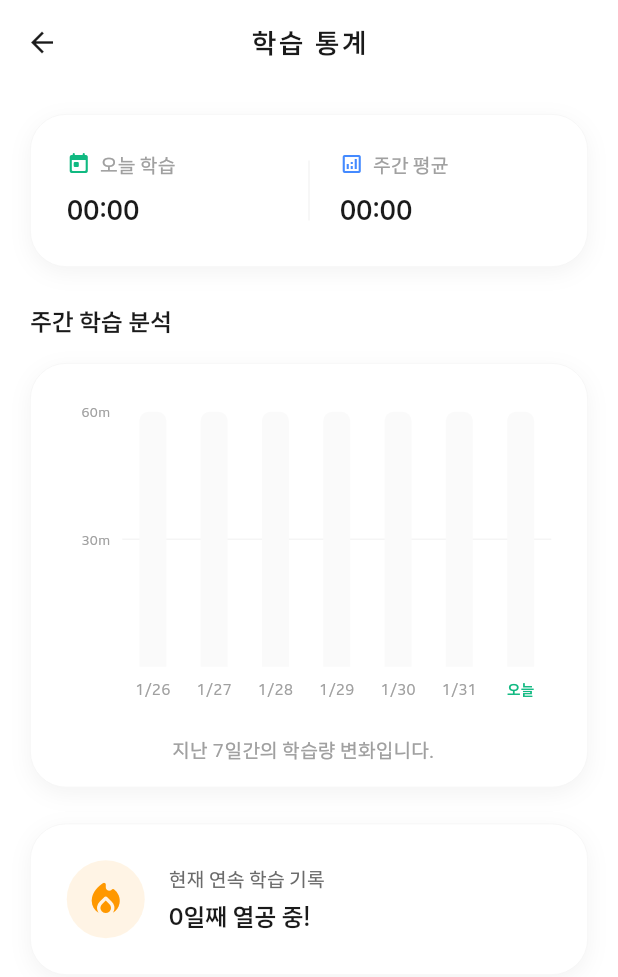
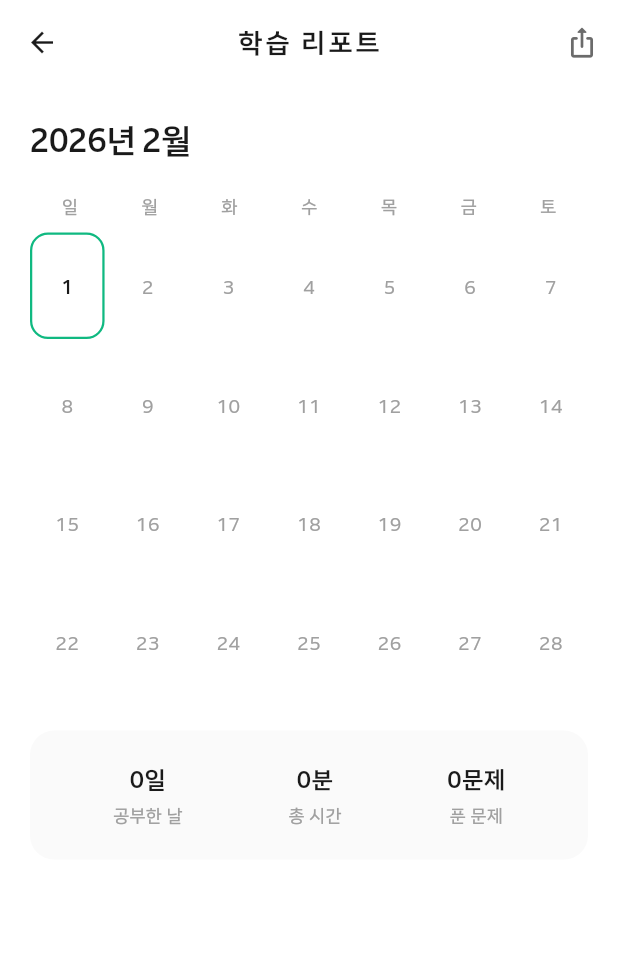
Before and after one commit to XuTuX/lasttimer, a Flutter app: the StudyReportPage screen opened by its route, on a phone screen of 412 x 824 dp. Shown: the top 977 px of the screen. Run offline on Flutter 3.47's test engine with Material 3 defaults, Android fonts, the phone set to English and light mode, and no system bars; drawn by our look-alikes of fl_chart; our stand-ins replace flutter_slidable, get, isar, shared_preferences; accounts and stored records are empty; generated files the repository leaves out were written again.

Commit message:
날짜 추가

```diff
--- a/lib/pages/statistics/study_report_page.dart
+++ b/lib/pages/statistics/study_report_page.dart
@@ -1,10 +1,8 @@
 import 'package:flutter/material.dart';
+import 'package:flutter/services.dart';
 import 'package:get/get.dart';
-import 'package:fl_chart/fl_chart.dart';
 import 'package:last_timer/pages/subjects/subject_controller.dart';
 import 'package:last_timer/utils/design_tokens.dart';
-import 'package:last_timer/utils/seconds_format.dart';
-import 'package:last_timer/components/components.dart';
 
 class StudyReportPage extends GetView<SubjectController> {
   const StudyReportPage({super.key});
@@ -14,318 +12,337 @@ class StudyReportPage extends GetView<SubjectController> {
     return Scaffold(
       backgroundColor: AppColors.background,
       appBar: AppBar(
-        title: const Text('학습 통계'),
+        title: const Text('학습 리포트'),
         centerTitle: true,
         elevation: 0,
         backgroundColor: AppColors.background,
+        actions: [
+          IconButton(
+            icon: const Icon(Icons.ios_share_rounded),
+            color: AppColors.textSecondary,
+            onPressed: () => _showShareSheet(context),
           ),
-      body: SingleChildScrollView(
+        ],
+      ),
+      body: _MonthlyCalendarView(),
+    );
+  }
+
+  void _showShareSheet(BuildContext context) {
+    HapticFeedback.mediumImpact();
+    Get.snackbar(
+      '공유 기능',
+      '곧 인스타그램 스토리 공유 기능이 추가됩니다!',
+      snackPosition: SnackPosition.BOTTOM,
+      margin: const EdgeInsets.all(16),
+      borderRadius: 12,
+      backgroundColor: AppColors.gray900,
+      colorText: Colors.white,
+    );
+  }
+}
+
+class _MonthlyCalendarView extends GetView<SubjectController> {
+  @override
+  Widget build(BuildContext context) {
+    final now = DateTime.now();
+    final currentMonth = DateTime(now.year, now.month, 1);
+
+    return Obx(() {
+      final dailyStats = _calculateDailyStats(currentMonth);
+
+      return SingleChildScrollView(
         padding: const EdgeInsets.all(20),
         child: Column(
           crossAxisAlignment: CrossAxisAlignment.start,
           children: [
-            _buildTotalStatsSection(),
+            // 월 헤더
+            _MonthHeader(month: currentMonth),
+            const SizedBox(height: 20),
+            // 요일 헤더
+            _WeekdayHeader(),
+            const SizedBox(height: 8),
+            // 캘린더 그리드
+            _CalendarGrid(month: currentMonth, dailyStats: dailyStats),
             const SizedBox(height: 24),
-            Text(
-              '주간 학습 분석',
-              style: AppTypography.headlineSmall.copyWith(
-                fontWeight: FontWeight.bold,
+            // 이번 달 요약
+            _MonthlySummary(dailyStats: dailyStats),
+          ],
         ),
+      );
+    });
+  }
+
+  Map<int, _DayStats> _calculateDailyStats(DateTime month) {
+    final stats = <int, _DayStats>{};
+    final daysInMonth = DateTime(month.year, month.month + 1, 0).day;
+
+    for (int day = 1; day <= daysInMonth; day++) {
+      final date = DateTime(month.year, month.month, day);
+      final dayExams = controller.exams.where((e) {
+        final examDate = DateTime(
+          e.finishedAt.year,
+          e.finishedAt.month,
+          e.finishedAt.day,
+        );
+        return examDate.isAtSameMomentAs(date);
+      }).toList();
+
+      if (dayExams.isNotEmpty) {
+        final totalSeconds = dayExams.fold<int>(
+          0,
+          (sum, e) => sum + e.totalSeconds,
+        );
+        final totalQuestions = dayExams.fold<int>(
+          0,
+          (sum, e) => sum + e.questionCount,
+        );
+        stats[day] = _DayStats(
+          seconds: totalSeconds,
+          questions: totalQuestions,
+        );
+      }
+    }
+
+    return stats;
+  }
+}
+
+class _DayStats {
+  final int seconds;
+  final int questions;
+
+  _DayStats({required this.seconds, required this.questions});
+}
+
+class _MonthHeader extends StatelessWidget {
+  final DateTime month;
+
+  const _MonthHeader({required this.month});
+
+  @override
+  Widget build(BuildContext context) {
+    final monthNames = [
+      '1월',
+      '2월',
+      '3월',
+      '4월',
+      '5월',
+      '6월',
+      '7월',
+      '8월',
+      '9월',
+      '10월',
+      '11월',
+      '12월',
+    ];
+
+    return Text(
+      '${month.year}년 ${monthNames[month.month - 1]}',
+      style: AppTypography.headlineLarge.copyWith(fontWeight: FontWeight.bold),
+    );
+  }
+}
+
+class _WeekdayHeader extends StatelessWidget {
+  @override
+  Widget build(BuildContext context) {
+    final weekdays = ['일', '월', '화', '수', '목', '금', '토'];
+
+    return Row(
+      children: weekdays.map((day) {
+        return Expanded(
+          child: Center(
+            child: Text(
+              day,
+              style: AppTypography.caption.copyWith(
+                color: AppColors.textTertiary,
+                fontWeight: FontWeight.w500,
               ),
-            const SizedBox(height: 16),
-            _buildChartCard(),
-            const SizedBox(height: 24),
-            _buildStreakSection(),
-          ],
             ),
           ),
         );
+      }).toList(),
+    );
+  }
 }
 
-  Widget _buildTotalStatsSection() {
-    return AppCard(
-      padding: const EdgeInsets.all(24),
-      borderRadius: 24,
+class _CalendarGrid extends StatelessWidget {
+  final DateTime month;
+  final Map<int, _DayStats> dailyStats;
+
+  const _CalendarGrid({required this.month, required this.dailyStats});
+
+  @override
+  Widget build(BuildContext context) {
+    final daysInMonth = DateTime(month.year, month.month + 1, 0).day;
+    final firstWeekday = DateTime(month.year, month.month, 1).weekday % 7;
+    final today = DateTime.now();
+    final isCurrentMonth =
+        today.year == month.year && today.month == month.month;
+
+    final cells = <Widget>[];
+
+    for (int i = 0; i < firstWeekday; i++) {
+      cells.add(const SizedBox());
+    }
+
+    for (int day = 1; day <= daysInMonth; day++) {
+      final stats = dailyStats[day];
+      final isToday = isCurrentMonth && today.day == day;
+      final isFuture = isCurrentMonth && day > today.day;
+
+      cells.add(
+        _DayCell(day: day, stats: stats, isToday: isToday, isFuture: isFuture),
+      );
+    }
+
+    return GridView.count(
+      crossAxisCount: 7,
+      shrinkWrap: true,
+      physics: const NeverScrollableScrollPhysics(),
+      childAspectRatio: 0.7,
+      mainAxisSpacing: 8,
+      crossAxisSpacing: 4,
+      children: cells,
+    );
+  }
+}
+
+class _DayCell extends StatelessWidget {
+  final int day;
+  final _DayStats? stats;
+  final bool isToday;
+  final bool isFuture;
+
+  const _DayCell({
+    required this.day,
+    this.stats,
+    required this.isToday,
+    required this.isFuture,
+  });
+
+  @override
+  Widget build(BuildContext context) {
+    final hasStudy = stats != null && stats!.seconds > 0;
+
+    return Container(
+      decoration: BoxDecoration(
+        color: hasStudy ? AppColors.accent.withAlpha(15) : Colors.transparent,
+        borderRadius: BorderRadius.circular(12),
+        border: isToday
+            ? Border.all(color: AppColors.accent, width: 1.5)
+            : null,
+      ),
       child: Column(
+        mainAxisAlignment: MainAxisAlignment.center,
         children: [
-          Row(
-            children: [
-              _StatItem(
-                label: '오늘 학습',
-                value: formatSeconds(controller.todayTotalSeconds.value),
-                icon: Icons.today_rounded,
-                iconColor: AppColors.accent,
+          Text(
+            '$day',
+            style: TextStyle(
+              fontSize: 13,
+              fontWeight: isToday ? FontWeight.w700 : FontWeight.w500,
+              color: isFuture
+                  ? AppColors.textTertiary
+                  : (hasStudy ? AppColors.accent : AppColors.textPrimary),
             ),
-              Container(
-                width: 1,
-                height: 40,
-                color: AppColors.gray100,
-                margin: const EdgeInsets.symmetric(horizontal: 20),
           ),
-              _StatItem(
-                label: '주간 평균',
-                value: formatSeconds(_calculateWeeklyAverage()),
-                icon: Icons.analytics_outlined,
-                iconColor: Colors.blueAccent,
+          if (hasStudy) ...[
+            const SizedBox(height: 4),
+            Text(
+              _formatTime(stats!.seconds),
+              style: TextStyle(
+                fontSize: 9,
+                fontWeight: FontWeight.w600,
+                color: AppColors.accent,
+              ),
+            ),
+            Text(
+              '${stats!.questions}문제',
+              style: TextStyle(fontSize: 8, color: AppColors.textTertiary),
             ),
           ],
-          ),
         ],
       ),
     );
   }
 
-  int _calculateWeeklyAverage() {
-    final list = controller.weeklySeconds;
-    if (list.isEmpty) return 0;
-    final total = list.fold<int>(0, (sum, val) => sum + val);
-    return total ~/ list.length;
+  String _formatTime(int seconds) {
+    final hours = seconds ~/ 3600;
+    final mins = (seconds % 3600) ~/ 60;
+    if (hours > 0) {
+      return '${hours}h ${mins}m';
+    }
+    return '${mins}m';
+  }
 }
 
-  Widget _buildChartCard() {
-    return AppCard(
-      padding: const EdgeInsets.fromLTRB(16, 32, 24, 16),
-      borderRadius: 24,
-      child: Column(
+class _MonthlySummary extends StatelessWidget {
+  final Map<int, _DayStats> dailyStats;
+
+  const _MonthlySummary({required this.dailyStats});
+
+  @override
+  Widget build(BuildContext context) {
+    final totalSeconds = dailyStats.values.fold<int>(
+      0,
+      (sum, s) => sum + s.seconds,
+    );
+    final totalQuestions = dailyStats.values.fold<int>(
+      0,
+      (sum, s) => sum + s.questions,
+    );
+    final studyDays = dailyStats.length;
+
+    return Container(
+      padding: const EdgeInsets.all(20),
+      decoration: BoxDecoration(
+        color: AppColors.gray50,
+        borderRadius: BorderRadius.circular(16),
+      ),
+      child: Row(
+        mainAxisAlignment: MainAxisAlignment.spaceAround,
         children: [
-          SizedBox(height: 200, child: _WeeklyChart()),
-          const SizedBox(height: 16),
-          Text(
-            '지난 7일간의 학습량 변화입니다.',
-            style: AppTypography.bodySmall.copyWith(
-              color: AppColors.textTertiary,
-            ),
-          ),
+          _SummaryItem(label: '공부한 날', value: '$studyDays일'),
+          _SummaryItem(label: '총 시간', value: _formatTotalTime(totalSeconds)),
+          _SummaryItem(label: '푼 문제', value: '$totalQuestions문제'),
         ],
       ),
     );
   }
 
-  Widget _buildStreakSection() {
-    return AppCard(
-      padding: const EdgeInsets.all(24),
-      borderRadius: 24,
-      child: Row(
-        children: [
-          Container(
-            padding: const EdgeInsets.all(12),
-            decoration: BoxDecoration(
-              color: Colors.orange.withOpacity(0.1),
-              shape: BoxShape.circle,
-            ),
-            child: const Icon(
-              Icons.local_fire_department_rounded,
-              color: Colors.orange,
-              size: 28,
-            ),
-          ),
-          const SizedBox(width: 16),
-          Expanded(
-            child: Column(
-              crossAxisAlignment: CrossAxisAlignment.start,
-              children: [
-                Text(
-                  '현재 연속 학습 기록',
-                  style: AppTypography.bodySmall.copyWith(
-                    color: AppColors.textSecondary,
-                  ),
-                ),
-                const SizedBox(height: 4),
-                Obx(
-                  () => Text(
-                    '${controller.currentStreak.value}일째 열공 중!',
-                    style: AppTypography.headlineSmall.copyWith(
-                      fontWeight: FontWeight.bold,
-                      color: AppColors.textPrimary,
-                    ),
-                  ),
-                ),
-              ],
-            ),
-          ),
-        ],
-      ),
-    );
+  String _formatTotalTime(int seconds) {
+    final hours = seconds ~/ 3600;
+    final mins = (seconds % 3600) ~/ 60;
+    if (hours > 0) {
+      return '${hours}시간';
+    }
+    return '${mins}분';
   }
 }
 
-class _StatItem extends StatelessWidget {
+class _SummaryItem extends StatelessWidget {
   final String label;
   final String value;
-  final IconData icon;
-  final Color iconColor;
 
-  const _StatItem({
-    required this.label,
-    required this.value,
-    required this.icon,
-    required this.iconColor,
-  });
+  const _SummaryItem({required this.label, required this.value});
 
   @override
   Widget build(BuildContext context) {
-    return Expanded(
-      child: Column(
-        crossAxisAlignment: CrossAxisAlignment.start,
+    return Column(
       children: [
-          Row(
-            children: [
-              Icon(icon, size: 16, color: iconColor),
-              const SizedBox(width: 6),
-              Text(
-                label,
-                style: AppTypography.bodySmall.copyWith(
-                  color: AppColors.textTertiary,
-                ),
-              ),
-            ],
-          ),
-          const SizedBox(height: 8),
         Text(
           value,
           style: AppTypography.headlineSmall.copyWith(
             fontWeight: FontWeight.bold,
-              fontSize: 18,
           ),
         ),
+        const SizedBox(height: 4),
+        Text(
+          label,
+          style: AppTypography.caption.copyWith(color: AppColors.textTertiary),
+        ),
       ],
-      ),
     );
   }
 }
-
-class _WeeklyChart extends GetView<SubjectController> {
-  @override
-  Widget build(BuildContext context) {
-    return Obx(() {
-      final weekSeconds = controller.weeklySeconds;
-      final maxVal = weekSeconds.fold<int>(0, (m, v) => v > m ? v : m);
-
-      return BarChart(
-        BarChartData(
-          alignment: BarChartAlignment.spaceAround,
-          maxY: maxVal == 0 ? 3600 : maxVal.toDouble() * 1.3,
-          barTouchData: BarTouchData(
-            enabled: true,
-            touchTooltipData: BarTouchTooltipData(
-              getTooltipColor: (_) => AppColors.gray900,
-              tooltipPadding: const EdgeInsets.symmetric(
-                horizontal: 12,
-                vertical: 8,
-              ),
-              tooltipMargin: 8,
-              getTooltipItem: (group, groupIndex, rod, rodIndex) {
-                return BarTooltipItem(
-                  formatSeconds(rod.toY.toInt()),
-                  AppTypography.bodySmall.copyWith(
-                    color: Colors.white,
-                    fontWeight: FontWeight.bold,
-                  ),
-                );
-              },
-            ),
-          ),
-          titlesData: FlTitlesData(
-            show: true,
-            bottomTitles: AxisTitles(
-              sideTitles: SideTitles(
-                showTitles: true,
-                reservedSize: 30,
-                getTitlesWidget: (value, meta) {
-                  final index = value.toInt();
-                  if (index < 0 || index >= 7) return const SizedBox();
-
-                  String label = '';
-                  if (index == 6) {
-                    label = '오늘';
-                  } else {
-                    final date = DateTime.now().subtract(
-                      Duration(days: 6 - index),
-                    );
-                    label = '${date.month}/${date.day}';
-                  }
-
-                  return SideTitleWidget(
-                    meta: meta,
-                    child: Text(
-                      label,
-                      style: AppTypography.caption.copyWith(
-                        fontSize: 10,
-                        color: index == 6
-                            ? AppColors.accent
-                            : AppColors.textTertiary,
-                        fontWeight: index == 6
-                            ? FontWeight.bold
-                            : FontWeight.normal,
-                      ),
-                    ),
-                  );
-                },
-              ),
-            ),
-            leftTitles: AxisTitles(
-              sideTitles: SideTitles(
-                showTitles: true,
-                reservedSize: 45,
-                interval: maxVal == 0
-                    ? 1800
-                    : (maxVal / 3).clamp(600, 7200).toDouble(),
-                getTitlesWidget: (value, meta) {
-                  if (value == 0) return const SizedBox();
-                  final minutes = value ~/ 60;
-                  return SideTitleWidget(
-                    meta: meta,
-                    child: Text(
-                      '${minutes}m',
-                      style: AppTypography.caption.copyWith(
-                        fontSize: 9,
-                        color: AppColors.textTertiary,
-                      ),
-                    ),
-                  );
-                },
-              ),
-            ),
-            topTitles: const AxisTitles(
-              sideTitles: SideTitles(showTitles: false),
-            ),
-            rightTitles: const AxisTitles(
-              sideTitles: SideTitles(showTitles: false),
-            ),
-          ),
-          gridData: FlGridData(
-            show: true,
-            drawVerticalLine: false,
-            horizontalInterval: maxVal == 0
-                ? 1800
-                : (maxVal / 3).clamp(600, 7200).toDouble(),
-            getDrawingHorizontalLine: (value) =>
-                FlLine(color: AppColors.gray100, strokeWidth: 1),
-          ),
-          borderData: FlBorderData(show: false),
-          barGroups: [
-            for (int i = 0; i < weekSeconds.length; i++)
-              BarChartGroupData(
-                x: i,
-                barRods: [
-                  BarChartRodData(
-                    toY: weekSeconds[i].toDouble(),
-                    color: i == 6 ? AppColors.accent : AppColors.gray200,
-                    width: 18,
-                    borderRadius: const BorderRadius.vertical(
-                      top: Radius.circular(6),
-                    ),
-                    backDrawRodData: BackgroundBarChartRodData(
-                      show: true,
-                      toY: maxVal == 0 ? 3600 : maxVal.toDouble() * 1.3,
-                      color: AppColors.gray50,
-                    ),
-                  ),
-                ],
-              ),
-          ],
-        ),
-      );
-    });
-  }
-}
```
Lines whose indentation alone changed are shown as unchanged.
